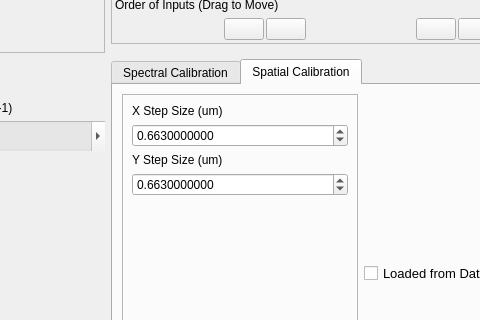
First picture: the form in crikit/ui/qt5/ui_Mosaic.ui, repository CCampJr/CRIkit2, before the edit; both pictures show x 580 to 1060 and y 419 to 739 of the 1200 by 915 pixel window.
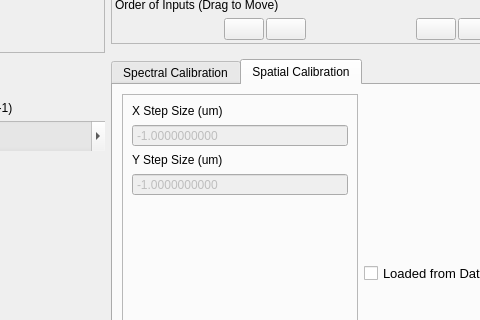
Second picture: the form after the edit. The open tabs and pages were chosen to show the change. Icons and pictures are not drawn.

Commit message: Spatial info is read only

```diff
--- a/crikit/ui/qt5/ui_Mosaic.ui
+++ b/crikit/ui/qt5/ui_Mosaic.ui
@@ -1003,9 +1003,21 @@
            </item>
            <item>
             <widget class="QDoubleSpinBox" name="spinBoxXStepSize">
+             <property name="enabled">
+              <bool>false</bool>
+             </property>
+             <property name="readOnly">
+              <bool>false</bool>
+             </property>
+             <property name="buttonSymbols">
+              <enum>QAbstractSpinBox::NoButtons</enum>
+             </property>
              <property name="decimals">
               <number>10</number>
              </property>
+             <property name="minimum">
+              <double>-1.000000000000000</double>
+             </property>
              <property name="maximum">
               <double>1000000.000000000000000</double>
              </property>
@@ -1013,7 +1025,7 @@
               <double>0.100000000000000</double>
              </property>
              <property name="value">
-              <double>0.663000000000000</double>
+              <double>-1.000000000000000</double>
              </property>
             </widget>
            </item>
@@ -1026,9 +1038,21 @@
            </item>
            <item>
             <widget class="QDoubleSpinBox" name="spinBoxYStepSize">
+             <property name="enabled">
+              <bool>false</bool>
+             </property>
+             <property name="readOnly">
+              <bool>false</bool>
+             </property>
+             <property name="buttonSymbols">
+              <enum>QAbstractSpinBox::NoButtons</enum>
+             </property>
              <property name="decimals">
               <number>10</number>
              </property>
+             <property name="minimum">
+              <double>-1.000000000000000</double>
+             </property>
              <property name="maximum">
               <double>1000000.000000000000000</double>
              </property>
@@ -1036,7 +1060,7 @@
               <double>0.100000000000000</double>
              </property>
              <property name="value">
-              <double>0.663000000000000</double>
+              <double>-1.000000000000000</double>
              </property>
             </widget>
            </item>
```
The commit also changes 1 other file.
